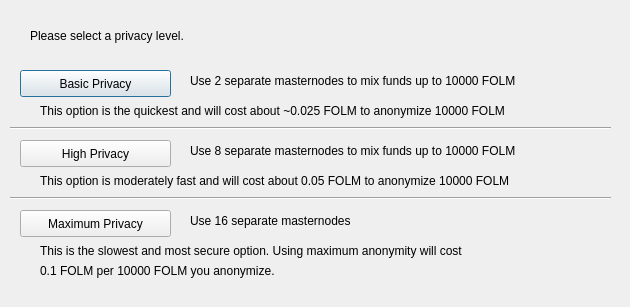
First picture: the form in src/qt/forms/folmsendconfig.ui, repository folm/folm, before the edit.
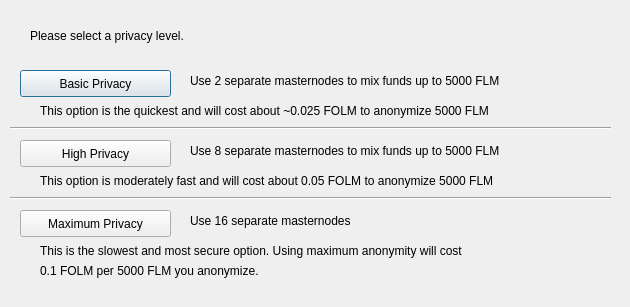
Second picture: the form after the edit.

Diff of the .ui file:
```diff
--- a/src/qt/forms/folmsendconfig.ui
+++ b/src/qt/forms/folmsendconfig.ui
@@ -75,7 +75,7 @@
     </rect>
    </property>
    <property name="text">
-    <string>Use 2 separate masternodes to mix funds up to 10000 FOLM</string>
+    <string>Use 2 separate masternodes to mix funds up to 5000 FLM</string>
    </property>
   </widget>
   <widget class="QLabel" name="label_3">
@@ -88,7 +88,7 @@
     </rect>
    </property>
    <property name="text">
-    <string>Use 8 separate masternodes to mix funds up to 10000 FOLM</string>
+    <string>Use 8 separate masternodes to mix funds up to 5000 FLM</string>
    </property>
   </widget>
   <widget class="QLabel" name="label_4">
@@ -114,7 +114,7 @@
     </rect>
    </property>
    <property name="text">
-    <string>This option is the quickest and will cost about ~0.025 FOLM to anonymize 10000 FOLM</string>
+    <string>This option is the quickest and will cost about ~0.025 FOLM to anonymize 5000 FLM</string>
    </property>
   </widget>
   <widget class="QLabel" name="label_7">
@@ -127,7 +127,7 @@
     </rect>
    </property>
    <property name="text">
-    <string>This option is moderately fast and will cost about 0.05 FOLM to anonymize 10000 FOLM</string>
+    <string>This option is moderately fast and will cost about 0.05 FOLM to anonymize 5000 FLM</string>
    </property>
   </widget>
   <widget class="QLabel" name="label_8">
@@ -153,7 +153,7 @@
     </rect>
    </property>
    <property name="text">
-    <string>0.1 FOLM per 10000 FOLM you anonymize.</string>
+    <string>0.1 FOLM per 5000 FLM you anonymize.</string>
    </property>
   </widget>
   <widget class="Line" name="line">
```
